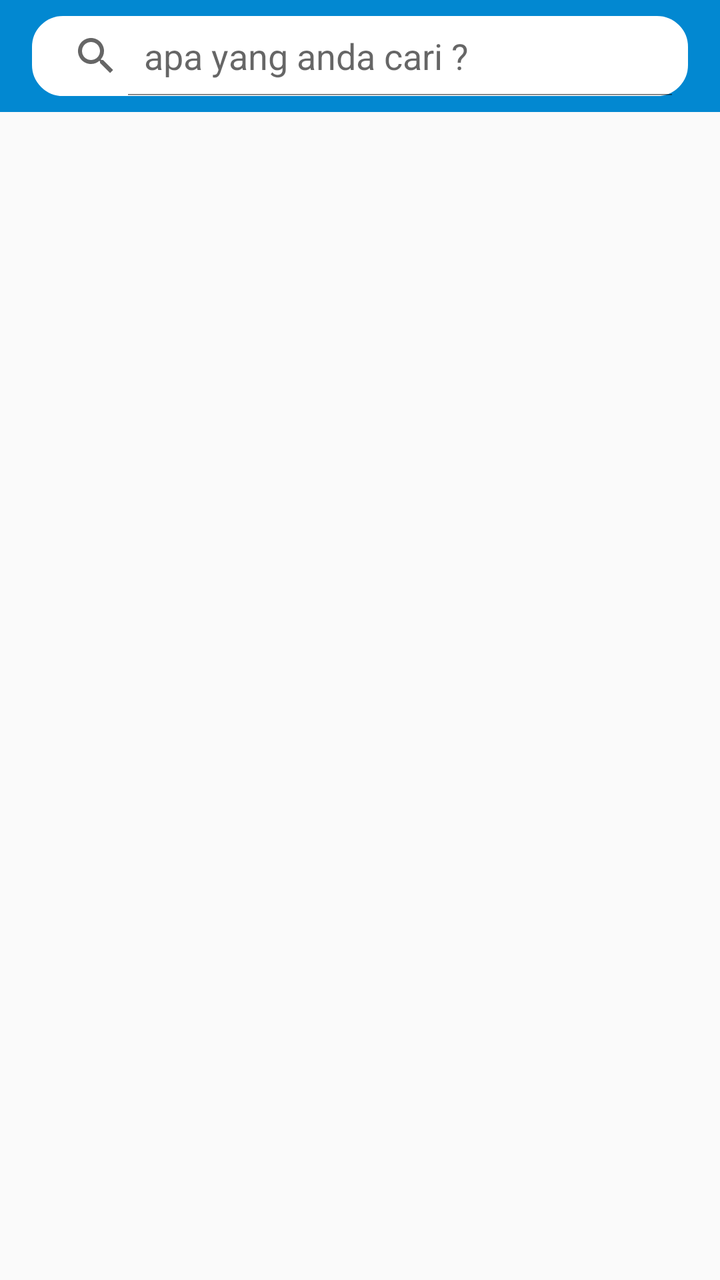
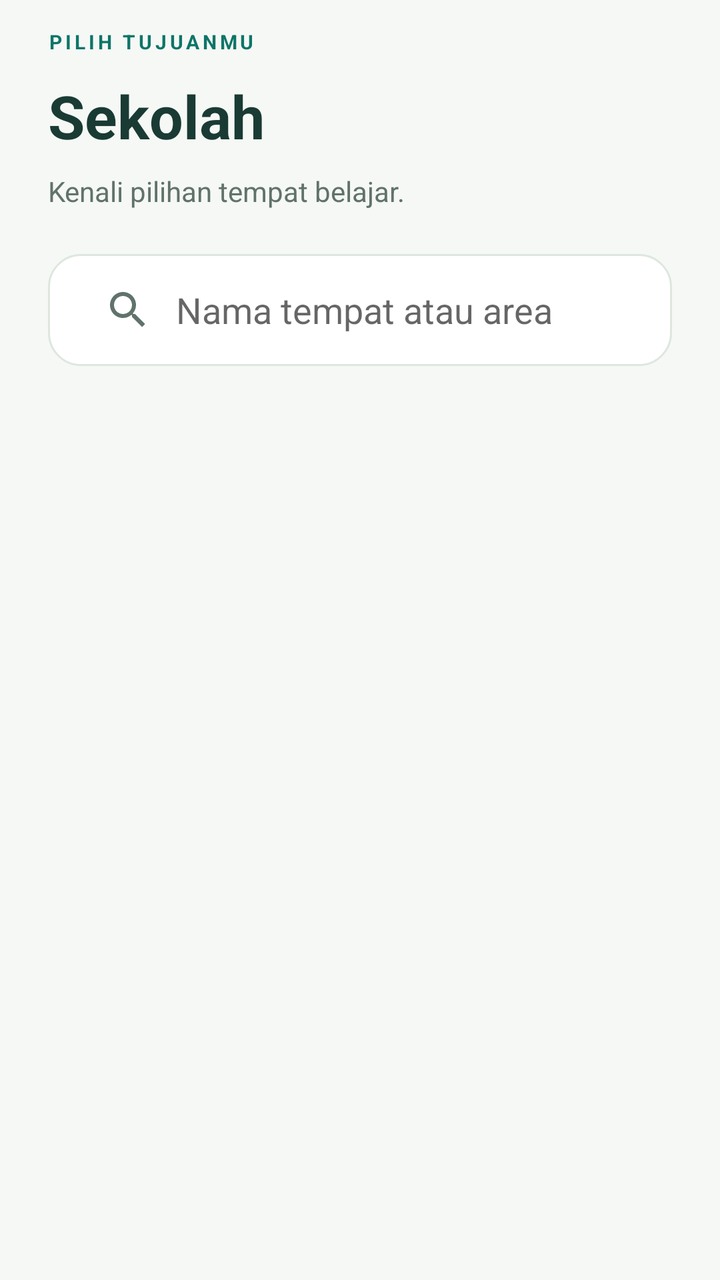

An Android layout rendered at two revisions. The XML below is the earlier revision; the diff shows what the commit changed to produce the second picture.
<!-- AndroidManifest.xml: activity theme EditorTheme -->
<!-- res/layout/activity_sekolah.xml -->
<?xml version="1.0" encoding="utf-8"?>
<LinearLayout
    xmlns:android="http://schemas.android.com/apk/res/android"
    xmlns:app="http://schemas.android.com/apk/res-auto"
    xmlns:tools="http://schemas.android.com/tools"
    android:layout_width="match_parent"
    android:layout_height="match_parent"
    android:orientation="vertical"
    tools:context="me.cekpedia.HotelActivity">

    <RelativeLayout
        android:layout_width="match_parent"
        android:layout_height="?attr/actionBarSize">

        <ImageView
            android:layout_width="match_parent"
            android:layout_height="?attr/actionBarSize"
            android:background="#0288D1" />

        <SearchView
            android:id="@+id/cari"
            android:layout_width="match_parent"
            android:layout_height="?android:attr/actionBarSize"
            android:layout_marginLeft="16dp"
            android:layout_marginRight="16dp"
            android:layout_marginTop="8dp"
            android:layout_marginBottom="8dp"
            android:backgroundTint="#FFF"
            android:background="@drawable/search_layout"
            android:drawableLeft="@drawable/ic_search"
            android:queryHint="apa yang anda cari ?"
            android:iconifiedByDefault="false" />

        <ImageView
            android:layout_width="wrap_content"
            android:layout_height="wrap_content"
            android:layout_alignLeft="@+id/cari"
            android:layout_alignParentTop="true"
            android:layout_alignStart="@+id/cari"
            android:layout_marginTop="567dp"
            android:src="@drawable/ic_home_black_24dp"
            android:tint="@color/colorvector" />

    </RelativeLayout>
    <LinearLayout
        android:layout_width="match_parent"
        android:layout_height="wrap_content"
        android:orientation="vertical">
        <ListView
            android:layout_width="match_parent"
            android:layout_height="wrap_content"
            android:id="@+id/listviewsekolah">
            


        </ListView>
        <android.support.v7.widget.RecyclerView
            android:layout_width="match_parent"
            android:layout_height="wrap_content"
            android:padding="16dp"
            android:background="#FFF"
            android:layout_margin="8dp"
            android:visibility="gone"
            android:id="@+id/result_list_sekolah">

        </android.support.v7.widget.RecyclerView>

    </LinearLayout>
</LinearLayout>
<!-- resources referenced by this layout -->
<resources>
  <color name="colorvector">#FFFFFF</color>
  <!-- drawable ic_home_black_24dp (drawable) -->
  <vector android:height="32dp" android:viewportHeight="24.0"
      android:viewportWidth="24.0" android:width="32dp" xmlns:android="http://schemas.android.com/apk/res/android">
      <path android:fillColor="#FF000000" android:pathData="M10,20v-6h4v6h5v-8h3L12,3 2,12h3v8z"/>
  </vector>
  <!-- drawable ic_search (drawable) -->
  <vector xmlns:android="http://schemas.android.com/apk/res/android"
          android:width="24dp"
          android:height="24dp"
          android:viewportWidth="24.0"
          android:viewportHeight="24.0">
      <path
          android:fillColor="#FF000000"
          android:pathData="M15.5,14h-0.79l-0.28,-0.27C15.41,12.59 16,11.11 16,9.5 16,5.91 13.09,3 9.5,3S3,5.91 3,9.5 5.91,16 9.5,16c1.61,0 3.09,-0.59 4.23,-1.57l0.27,0.28v0.79l5,4.99L20.49,19l-4.99,-5zM9.5,14C7.01,14 5,11.99 5,9.5S7.01,5 9.5,5 14,7.01 14,9.5 11.99,14 9.5,14z"/>
  </vector>
  <!-- drawable search_layout (drawable) -->
  <?xml version="1.0" encoding="utf-8"?>
  <shape xmlns:android="http://schemas.android.com/apk/res/android">
  
      <stroke android:color="#95989A" android:width="1dp"/>
      <corners android:radius="15dp"/>
  
  </shape>
  <style name="EditorTheme" parent="Theme.AppCompat.Light.DarkActionBar">
          <item name="colorPrimary">@color/editorColorPrimary</item>
          <item name="colorAccent">@color/colorAccent</item>
      </style>
  <color name="editorColorPrimary">#0288D1</color>
  <color name="colorAccent">#FF4081</color>
</resources>

<!-- the commit's change to res/layout/activity_sekolah.xml (unified diff, before → after) -->
@@ -1,69 +1,20 @@
 <?xml version="1.0" encoding="utf-8"?>
-<LinearLayout
-    xmlns:android="http://schemas.android.com/apk/res/android"
-    xmlns:app="http://schemas.android.com/apk/res-auto"
-    xmlns:tools="http://schemas.android.com/tools"
-    android:layout_width="match_parent"
-    android:layout_height="match_parent"
-    android:orientation="vertical"
-    tools:context="me.cekpedia.HotelActivity">
-
-    <RelativeLayout
-        android:layout_width="match_parent"
-        android:layout_height="?attr/actionBarSize">
-
-        <ImageView
-            android:layout_width="match_parent"
-            android:layout_height="?attr/actionBarSize"
-            android:background="#0288D1" />
-
-        <SearchView
-            android:id="@+id/cari"
-            android:layout_width="match_parent"
-            android:layout_height="?android:attr/actionBarSize"
-            android:layout_marginLeft="16dp"
-            android:layout_marginRight="16dp"
-            android:layout_marginTop="8dp"
-            android:layout_marginBottom="8dp"
-            android:backgroundTint="#FFF"
-            android:background="@drawable/search_layout"
-            android:drawableLeft="@drawable/ic_search"
-            android:queryHint="apa yang anda cari ?"
-            android:iconifiedByDefault="false" />
-
-        <ImageView
-            android:layout_width="wrap_content"
-            android:layout_height="wrap_content"
-            android:layout_alignLeft="@+id/cari"
-            android:layout_alignParentTop="true"
-            android:layout_alignStart="@+id/cari"
-            android:layout_marginTop="567dp"
-            android:src="@drawable/ic_home_black_24dp"
-            android:tint="@color/colorvector" />
-
-    </RelativeLayout>
-    <LinearLayout
-        android:layout_width="match_parent"
-        android:layout_height="wrap_content"
-        android:orientation="vertical">
-        <ListView
-            android:layout_width="match_parent"
-            android:layout_height="wrap_content"
-            android:id="@+id/listviewsekolah">
-            
-
-
-        </ListView>
-        <android.support.v7.widget.RecyclerView
-            android:layout_width="match_parent"
-            android:layout_height="wrap_content"
-            android:padding="16dp"
-            android:background="#FFF"
-            android:layout_margin="8dp"
-            android:visibility="gone"
-            android:id="@+id/result_list_sekolah">
-
-        </android.support.v7.widget.RecyclerView>
-
+<LinearLayout xmlns:android="http://schemas.android.com/apk/res/android" xmlns:app="http://schemas.android.com/apk/res-auto" android:layout_width="match_parent" android:layout_height="match_parent" android:orientation="vertical" android:background="@color/canvas">
+     <LinearLayout android:layout_width="match_parent" android:layout_height="wrap_content" android:orientation="vertical" android:paddingLeft="24dp" android:paddingRight="24dp" android:paddingTop="14dp">
+      <TextView android:layout_width="match_parent" android:layout_height="wrap_content" android:text="PILIH TUJUANMU" android:textSize="10sp" android:textColor="@color/colorPrimary" android:fontFamily="sans-serif" android:textStyle="bold" android:letterSpacing="0.16" /><TextView android:layout_width="match_parent" android:layout_height="wrap_content" android:text="Sekolah" android:textSize="30sp" android:textColor="@color/ink" android:fontFamily="sans-serif" android:textStyle="bold" android:layout_marginTop="10dp"/><TextView android:layout_width="match_parent" android:layout_height="wrap_content" android:text="Kenali pilihan tempat belajar." android:textSize="14sp" android:textColor="@color/muted" android:fontFamily="sans-serif" android:layout_marginTop="8dp" android:lineSpacingExtra="3dp"/>
+      <SearchView android:id="@+id/cari" android:layout_width="match_parent" android:layout_height="56dp" android:layout_marginTop="22dp" android:layout_marginBottom="16dp" android:background="@drawable/bg_field" android:iconifiedByDefault="false" android:queryHint="Nama tempat atau area" android:queryBackground="@android:color/transparent" android:paddingLeft="8dp" android:paddingRight="8dp"/>
+     </LinearLayout>
+     <FrameLayout android:layout_width="match_parent" android:layout_height="0dp" android:layout_weight="1">
+      <ListView android:id="@+id/listviewsekolah" android:layout_width="match_parent" android:layout_height="match_parent" android:paddingLeft="24dp" android:paddingRight="24dp" android:paddingBottom="24dp" android:clipToPadding="false" android:divider="@android:color/transparent" android:dividerHeight="14dp" android:scrollbars="none"/>
+      <android.support.v7.widget.RecyclerView android:id="@+id/result_list_sekolah" android:layout_width="match_parent" android:layout_height="match_parent" android:paddingLeft="24dp" android:paddingRight="24dp" android:paddingBottom="24dp" android:clipToPadding="false" android:visibility="gone"/>
+<include layout="@layout/view_empty_places" android:id="@+id/category_empty" android:layout_width="match_parent" android:layout_height="wrap_content" android:layout_marginLeft="24dp" android:layout_marginRight="24dp" android:visibility="gone"/>
+     </FrameLayout>
     </LinearLayout>
+<!-- res/layout/view_empty_places.xml (included above) -->
+<?xml version="1.0" encoding="utf-8"?>
+<LinearLayout xmlns:android="http://schemas.android.com/apk/res/android" xmlns:app="http://schemas.android.com/apk/res-auto" android:layout_width="match_parent" android:layout_height="wrap_content" android:orientation="vertical" android:background="@drawable/bg_mint" android:padding="24dp">
+ <ImageView android:layout_width="40dp" android:layout_height="40dp" android:src="@drawable/ic_ui_pin"/>
+ <TextView android:layout_width="match_parent" android:layout_height="wrap_content" android:text="Masih ada yang bisa ditemukan." android:textSize="21sp" android:textColor="@color/ink" android:fontFamily="sans-serif" android:id="@+id/empty_places_title" android:textStyle="bold" android:layout_marginTop="18dp"/>
+ <TextView android:layout_width="match_parent" android:layout_height="wrap_content" android:text="Belum ada tempat untuk ditampilkan. Coba pencarian lain atau jelajahi kategori berikutnya." android:textSize="14sp" android:textColor="@color/muted" android:fontFamily="sans-serif" android:id="@+id/empty_places_message" android:lineSpacingExtra="5dp" android:layout_marginTop="10dp"/>
+<Button android:id="@+id/retry_places" style="@style/Cek.Button.Secondary" android:text="Muat ulang" android:visibility="gone" android:layout_marginTop="18dp"/>
 </LinearLayout>
<!-- resource entries referenced after the edit -->
@@ -1,34 +1,33 @@
 <!-- resources referenced by this layout -->
 <resources>
-  <color name="colorvector">#FFFFFF</color>
-  <!-- drawable ic_home_black_24dp (drawable) -->
-  <vector android:height="32dp" android:viewportHeight="24.0"
-      android:viewportWidth="24.0" android:width="32dp" xmlns:android="http://schemas.android.com/apk/res/android">
-      <path android:fillColor="#FF000000" android:pathData="M10,20v-6h4v6h5v-8h3L12,3 2,12h3v8z"/>
-  </vector>
-  <!-- drawable ic_search (drawable) -->
-  <vector xmlns:android="http://schemas.android.com/apk/res/android"
-          android:width="24dp"
-          android:height="24dp"
-          android:viewportWidth="24.0"
-          android:viewportHeight="24.0">
-      <path
-          android:fillColor="#FF000000"
-          android:pathData="M15.5,14h-0.79l-0.28,-0.27C15.41,12.59 16,11.11 16,9.5 16,5.91 13.09,3 9.5,3S3,5.91 3,9.5 5.91,16 9.5,16c1.61,0 3.09,-0.59 4.23,-1.57l0.27,0.28v0.79l5,4.99L20.49,19l-4.99,-5zM9.5,14C7.01,14 5,11.99 5,9.5S7.01,5 9.5,5 14,7.01 14,9.5 11.99,14 9.5,14z"/>
-  </vector>
-  <!-- drawable search_layout (drawable) -->
+  <color name="canvas">#F6F8F5</color>
+  <color name="colorPrimary">#0D7568</color>
+  <color name="ink">#193B34</color>
+  <color name="muted">#60736A</color>
+  <!-- drawable bg_field (drawable) -->
   <?xml version="1.0" encoding="utf-8"?>
-  <shape xmlns:android="http://schemas.android.com/apk/res/android">
-  
-      <stroke android:color="#95989A" android:width="1dp"/>
-      <corners android:radius="15dp"/>
-  
-  </shape>
-  <style name="EditorTheme" parent="Theme.AppCompat.Light.DarkActionBar">
-          <item name="colorPrimary">@color/editorColorPrimary</item>
-          <item name="colorAccent">@color/colorAccent</item>
-      </style>
-  <color name="editorColorPrimary">#0288D1</color>
-  <color name="colorAccent">#FF4081</color>
+  <shape xmlns:android="http://schemas.android.com/apk/res/android"><solid android:color="#FFFFFF"/><corners android:radius="16dp"/><stroke android:width="1dp" android:color="#DDE7DF"/></shape>
+  <!-- drawable bg_mint (drawable) -->
+  <?xml version="1.0" encoding="utf-8"?>
+  <shape xmlns:android="http://schemas.android.com/apk/res/android"><solid android:color="#E6F1E9"/><corners android:radius="18dp"/></shape>
+  <!-- drawable ic_ui_pin (drawable) -->
+  <?xml version="1.0" encoding="utf-8"?>
+  <vector xmlns:android="http://schemas.android.com/apk/res/android" android:width="24dp" android:height="24dp" android:viewportWidth="24" android:viewportHeight="24"><path android:pathData="M20,10 C20,16 12,22 12,22 C12,22 4,16 4,10 A8,8 0,1 1,20 10 M15,10 A3,3 0,1 1,9 10 A3,3 0,1 1,15 10" android:fillColor="@android:color/transparent" android:strokeColor="#0D7568" android:strokeWidth="1.7" android:strokeLineCap="round" android:strokeLineJoin="round"/></vector>
+  <style name="Cek.Button.Secondary" parent="Cek.Button"><item name="android:background">@drawable/bg_button_secondary</item><item name="android:textColor">@color/colorPrimary</item></style>
+  <style name="EditorTheme" parent="AppTheme" />
+  <style name="Cek.Button" parent="@android:style/Widget.Button"><item name="android:layout_width">match_parent</item><item name="android:layout_height">56dp</item><item name="android:textAllCaps">false</item><item name="android:textSize">15sp</item><item name="android:fontFamily">sans-serif-medium</item><item name="android:elevation">0dp</item><item name="android:stateListAnimator">@null</item><item name="android:paddingLeft">20dp</item><item name="android:paddingRight">20dp</item></style>
+  <!-- drawable bg_button_secondary (drawable) -->
+  <?xml version="1.0" encoding="utf-8"?>
+  <selector xmlns:android="http://schemas.android.com/apk/res/android"><item android:state_pressed="true"><shape><solid android:color="#D2E7D8"/><corners android:radius="16dp"/></shape></item><item><shape><solid android:color="#E6F1E9"/><corners android:radius="16dp"/></shape></item></selector>
+  <style name="AppTheme" parent="Theme.AppCompat.Light.DarkActionBar">
+    <item name="colorPrimary">@color/canvas</item><item name="colorPrimaryDark">@color/canvas</item>
+    <item name="colorAccent">@color/colorPrimary</item><item name="android:windowBackground">@color/canvas</item>
+    <item name="android:fontFamily">sans-serif</item><item name="android:colorBackground">@color/canvas</item>
+    <item name="android:textColorPrimary">@color/ink</item><item name="android:textColorSecondary">@color/muted</item>
+    <item name="actionBarTheme">@style/Cek.ActionBar</item><item name="actionBarStyle">@style/Cek.ActionBarStyle</item>
+   </style>
+  <style name="Cek.ActionBar" parent="ThemeOverlay.AppCompat.Light"><item name="colorControlNormal">@color/ink</item><item name="android:textColorPrimary">@color/ink</item></style>
+  <style name="Cek.ActionBarStyle" parent="Widget.AppCompat.ActionBar.Solid"><item name="background">@color/canvas</item><item name="elevation">0dp</item><item name="titleTextStyle">@style/Cek.ActionBarTitle</item></style>
+  <style name="Cek.ActionBarTitle" parent="TextAppearance.AppCompat.Widget.ActionBar.Title"><item name="android:textColor">@color/ink</item><item name="android:textSize">18sp</item><item name="android:fontFamily">sans-serif-medium</item></style>
 </resources>
 
